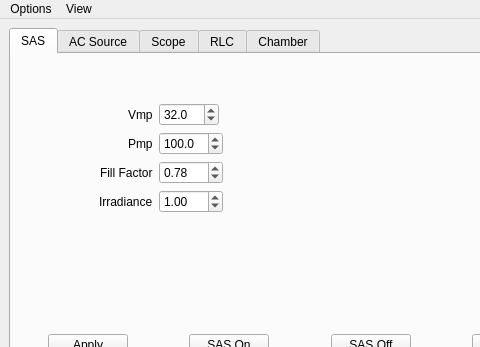
fsd16/One_Gui_To_Rule_Them_All, file src/one_gui/ui/One_GUI_To_Rule_Them_All.ui: the form before one commit; both pictures show x 0 to 480 and y 0 to 347 of the 600 by 477 pixel window.
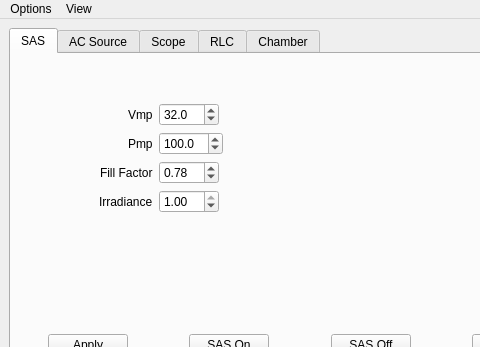
The form after the commit. Custom widgets are drawn as their Qt base class.

What changed in the file:
```diff
--- a/src/one_gui/ui/One_GUI_To_Rule_Them_All.ui
+++ b/src/one_gui/ui/One_GUI_To_Rule_Them_All.ui
@@ -214,7 +214,7 @@
                <bool>false</bool>
               </property>
               <property name="maximum">
-               <double>999.899999999999977</double>
+               <double>1.000000000000000</double>
               </property>
               <property name="value">
                <double>0.780000000000000</double>
@@ -252,7 +252,7 @@
                <bool>false</bool>
               </property>
               <property name="maximum">
-               <double>999.990000000000009</double>
+               <double>1.000000000000000</double>
               </property>
               <property name="value">
                <double>1.000000000000000</double>
```
